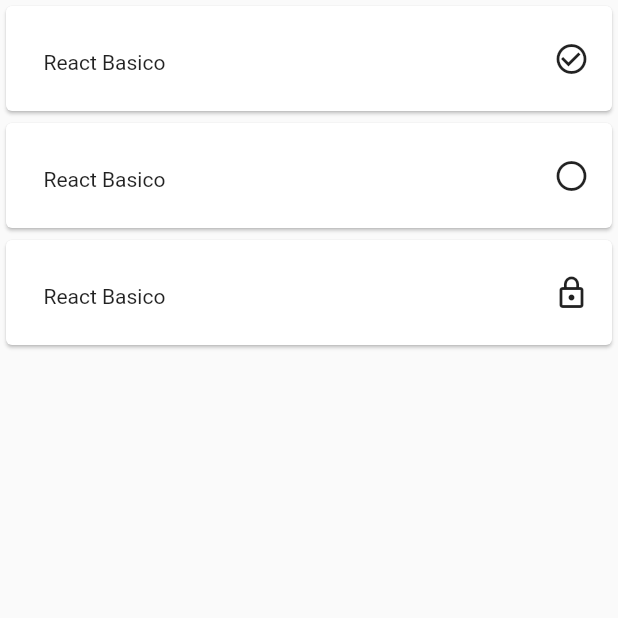
After one commit to paulokiim/projeto-flutter, a Flutter app: the RoadmapScreen screen opened by its route, on a phone screen of 412 x 824 dp, the top half of it. The commit adds this screen. Run offline on Flutter 3.47's test engine with Material 2 defaults, Android fonts, the phone set to English and light mode, and no system bars.

Commit message:
started new roadmap page

```diff
--- a/lib/app.dart
+++ b/lib/app.dart
@@ -3,6 +3,7 @@ import 'package:flutter/services.dart';
 import 'package:rp_project/routes.dart';
 import 'package:rp_project/screens/login.dart';
 import 'package:rp_project/screens/register.dart';
+import 'package:rp_project/screens/roadmap.dart';
 import 'package:rp_project/screens/splash.dart';
 
 class App extends StatelessWidget {
@@ -20,6 +21,7 @@ class App extends StatelessWidget {
         Routes.splashScreen: (context) => SplashScreen(),
         Routes.loginScreen: (context) => LoginScreen(),
         Routes.registerScreen: (context) => RegisterScreen(),
+        Routes.roadmapScreen: (context) => RoadmapScreen(),
       },
     );
   }
--- a/lib/routes.dart
+++ b/lib/routes.dart
@@ -2,4 +2,5 @@ class Routes {
   static String splashScreen = '/';
   static String loginScreen = '/login';
   static String registerScreen = '/register';
+  static String roadmapScreen = 'roadmap';
 }
--- /dev/null
+++ b/lib/screens/roadmap.dart
@@ -0,0 +1,27 @@
+import 'package:flutter/material.dart';
+import 'package:rp_project/widgets/card.dart';
+
+class RoadmapScreen extends StatelessWidget {
+  final mockData = [
+    {"title": "React Basico", "icon": Icons.circle_outlined},
+    {"title": "React Intermediario", "icon": Icons.check_circle_outline},
+    {"title": "React Avancado", "icon": Icons.lock_outline},
+  ];
+
+  @override
+  Widget build(BuildContext context) {
+    return Scaffold(
+      body: GestureDetector(
+        onTap: () {},
+        child: Column(
+          crossAxisAlignment: CrossAxisAlignment.stretch,
+          children: [
+            CardWidget(title: 'React Basico', icon: Icons.check_circle_outline),
+            CardWidget(title: 'React Basico', icon: Icons.circle_outlined),
+            CardWidget(title: 'React Basico', icon: Icons.lock_outline),
+          ],
+        ),
+      ),
+    );
+  }
+}
--- /dev/null
+++ b/lib/widgets/card.dart
@@ -0,0 +1,36 @@
+import 'package:flutter/material.dart';
+
+class CardWidget extends StatelessWidget {
+  final String title;
+  final IconData icon;
+
+  CardWidget({required this.title, required this.icon});
+
+  @override
+  Widget build(BuildContext context) {
+    return Card(
+      child: InkWell(
+        onTap: () {},
+        child: SizedBox(
+          height: 70,
+          width: double.infinity,
+          child: Padding(
+            padding: const EdgeInsets.only(left: 10),
+            child: Row(
+              mainAxisAlignment: MainAxisAlignment.spaceBetween,
+              children: [
+                Padding(
+                    padding: const EdgeInsets.only(left: 15, top: 5),
+                    child: Text(this.title)),
+                Padding(
+                  padding: const EdgeInsets.only(right: 15),
+                  child: Icon(this.icon),
+                )
+              ],
+            ),
+          ),
+        ),
+      ),
+    );
+  }
+}
```
Also changed, not shown: 2 other files.
